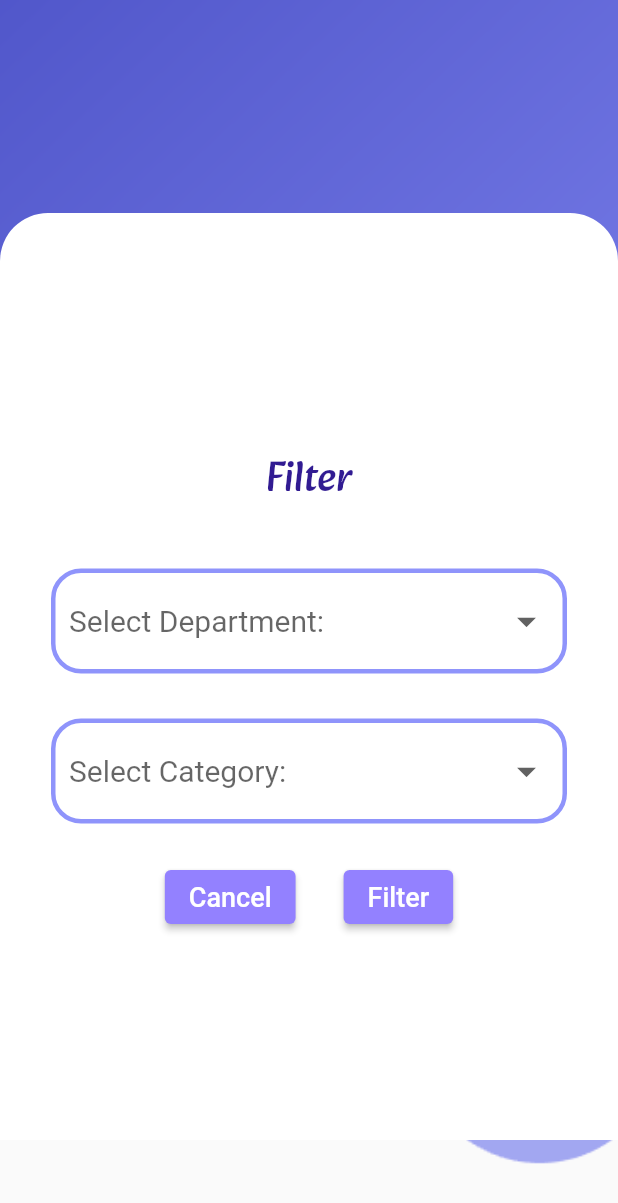
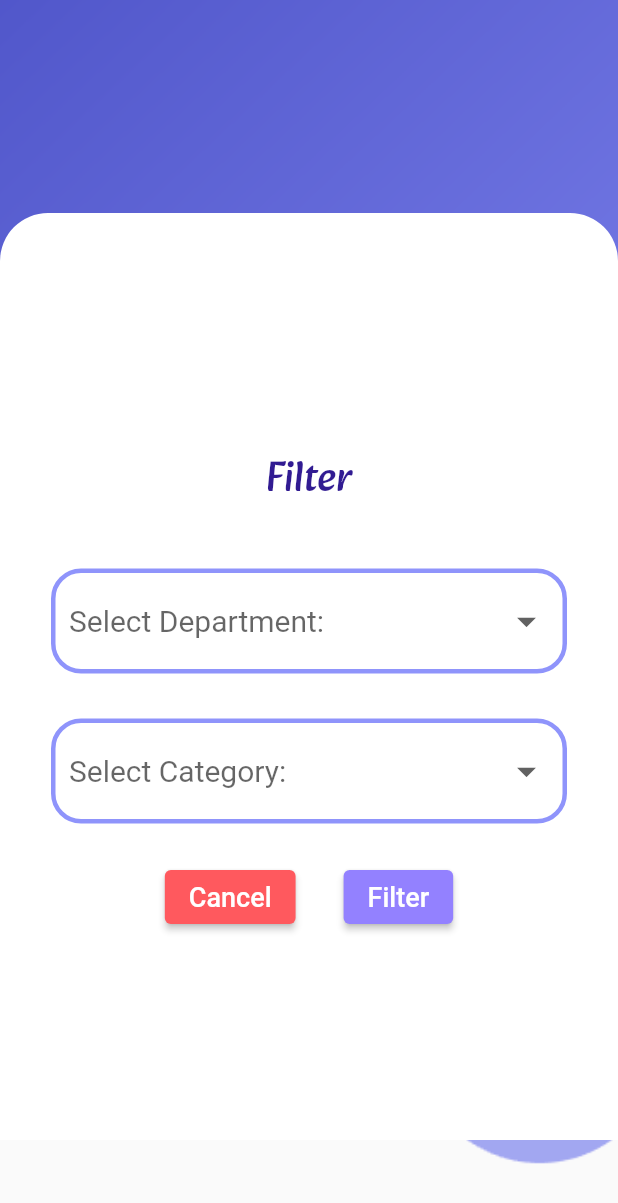
Before and after one commit to aadhi-prem/Duty-Normalizer-App, a Flutter app: the FilterPage screen opened directly, on a phone screen of 412 x 824 dp. Shown: the top 1203 px of the screen. Run offline on Flutter 3.47's test engine with Material 2 defaults, Android fonts, the phone set to English and light mode, and no system bars; our stand-ins replace csv, dotted_border, file_picker, fluttertoast, open_file and 3 more; missing offline and left inert: dart:ffi; accounts and stored records are empty; project files that could hold a hidden picture were left out.

Commit message:
Add files via upload
Changed cancel button color to red

```diff
--- a/lib/filter_BlockUnblock.dart
+++ b/lib/filter_BlockUnblock.dart
@@ -165,7 +165,7 @@ class _FilterState_UB extends State<FilterPage_BlockUnblock>{
                           children: [
                             ElevatedButton(
                               style: ElevatedButton.styleFrom(
-                                primary: Color(0xff9381ff),
+                                primary: Color(0xffff595e),
                               ),
                               onPressed: () {
                                 Navigator.pushReplacement(
--- a/lib/filter_delete.dart
+++ b/lib/filter_delete.dart
@@ -162,7 +162,7 @@ class _FilterState extends State<FilterPage>{
                             children: [
                               ElevatedButton(
                                 style: ElevatedButton.styleFrom(
-                                  primary: Color(0xff9381ff),
+                                  primary: Color(0xffff595e),
                                 ),
                                 onPressed: () {
                                   Navigator.pushReplacement(
--- a/lib/filter_reportINDV.dart
+++ b/lib/filter_reportINDV.dart
@@ -161,7 +161,7 @@ class _Filter_IndvState extends State<Filter_Indv> {
                           children: [
                             ElevatedButton(
                               style: ElevatedButton.styleFrom(
-                                primary: Color(0xff9381ff),
+                                primary: Color(0xffff595e),
                               ),
                               onPressed: () {
                                 Navigator.pushReplacement(
```
